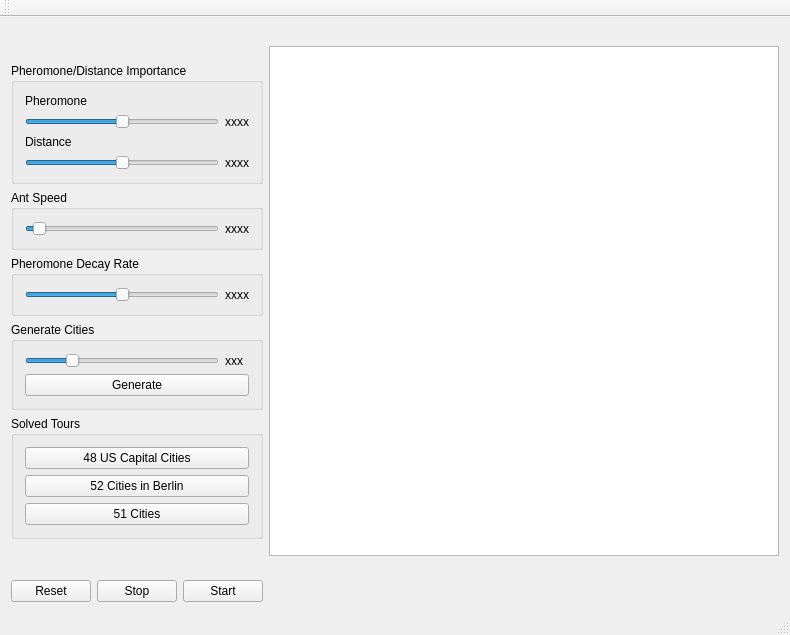
First picture: the form in mainwindow.ui, repository DrewMartin/TSP-ants, before the edit.
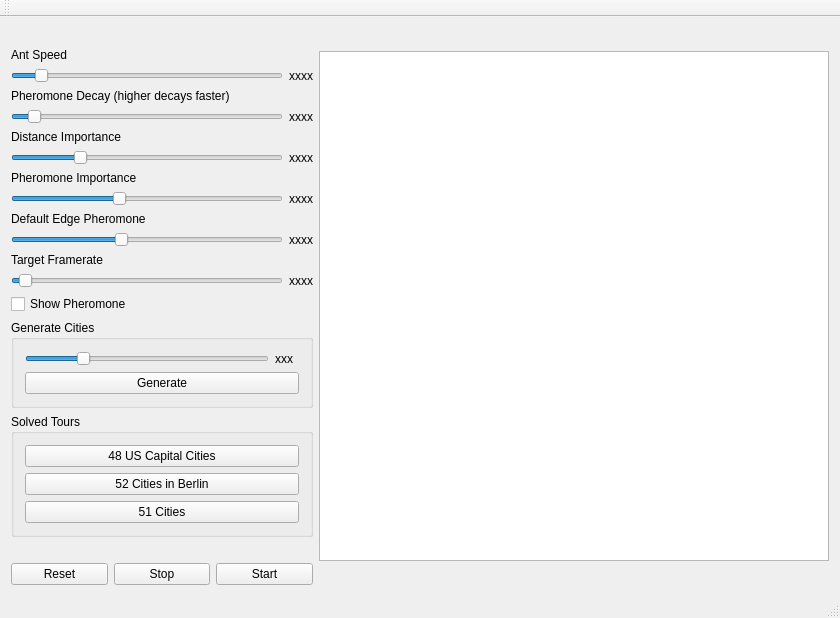
Second picture: the form after the edit. Custom widgets are drawn as their Qt base class.

Commit message:
Changed default distance/pheromone importance and configurations:
-Enabled/disable pheromone display
-Default pheromone configuration
-And speed shows infinity at max

Patch:
```diff
--- a/mainwindow.ui
+++ b/mainwindow.ui
@@ -6,16 +6,16 @@
    <rect>
     <x>0</x>
     <y>0</y>
-    <width>773</width>
-    <height>635</height>
+    <width>840</width>
+    <height>618</height>
    </rect>
   </property>
   <property name="windowTitle">
    <string>MainWindow</string>
   </property>
   <widget class="QWidget" name="centralWidget">
-   <layout class="QGridLayout" name="gridLayout_2">
-    <item row="0" column="0">
+   <layout class="QHBoxLayout" name="horizontalLayout_17">
+    <item>
      <layout class="QVBoxLayout" name="verticalLayout_3">
       <item>
        <spacer name="verticalSpacer_2">
@@ -31,105 +31,24 @@
        </spacer>
       </item>
       <item>
-       <widget class="QGroupBox" name="importanceGroup">
-        <property name="title">
-         <string>Pheromone/Distance Importance</string>
-        </property>
-        <layout class="QGridLayout" name="gridLayout">
-         <item row="0" column="0">
-          <widget class="QLabel" name="label">
+       <widget class="QLabel" name="label_5">
            <property name="text">
-            <string>Pheromone</string>
-           </property>
-          </widget>
-         </item>
-         <item row="1" column="0">
-          <widget class="QSlider" name="pheromoneImportanceSlider">
-           <property name="minimum">
-            <number>1</number>
-           </property>
-           <property name="value">
-            <number>50</number>
-           </property>
-           <property name="orientation">
-            <enum>Qt::Horizontal</enum>
-           </property>
-          </widget>
-         </item>
-         <item row="1" column="1">
-          <widget class="QLabel" name="pheromoneImportanceLabel">
-           <property name="sizePolicy">
-            <sizepolicy hsizetype="Minimum" vsizetype="Preferred">
-             <horstretch>0</horstretch>
-             <verstretch>0</verstretch>
-            </sizepolicy>
-           </property>
-           <property name="minimumSize">
-            <size>
-             <width>24</width>
-             <height>0</height>
-            </size>
-           </property>
-           <property name="text">
-            <string>xxxx</string>
-           </property>
-          </widget>
-         </item>
-         <item row="2" column="0">
-          <widget class="QLabel" name="label_3">
-           <property name="text">
-            <string>Distance</string>
-           </property>
-          </widget>
-         </item>
-         <item row="3" column="0">
-          <widget class="QSlider" name="distanceImportanceSlider">
-           <property name="minimum">
-            <number>1</number>
-           </property>
-           <property name="value">
-            <number>50</number>
-           </property>
-           <property name="orientation">
-            <enum>Qt::Horizontal</enum>
-           </property>
-          </widget>
-         </item>
-         <item row="3" column="1">
-          <widget class="QLabel" name="distanceImportanceLabel">
-           <property name="sizePolicy">
-            <sizepolicy hsizetype="Minimum" vsizetype="Preferred">
-             <horstretch>0</horstretch>
-             <verstretch>0</verstretch>
-            </sizepolicy>
-           </property>
-           <property name="minimumSize">
-            <size>
-             <width>24</width>
-             <height>0</height>
-            </size>
-           </property>
-           <property name="text">
-            <string>xxxx</string>
-           </property>
-          </widget>
-         </item>
-        </layout>
-       </widget>
-      </item>
-      <item>
-       <widget class="QGroupBox" name="groupBox">
-        <property name="title">
          <string>Ant Speed</string>
         </property>
-        <layout class="QHBoxLayout" name="horizontalLayout_4">
+       </widget>
+      </item>
+      <item>
+       <layout class="QHBoxLayout" name="horizontalLayout_9">
          <item>
           <widget class="QSlider" name="speedSlider">
            <property name="minimum">
             <number>1</number>
            </property>
+          <property name="maximum">
+           <number>101</number>
+          </property>
            <property name="value">
-            <number>5</number>
+           <number>10</number>
            </property>
            <property name="orientation">
             <enum>Qt::Horizontal</enum>
@@ -144,21 +63,23 @@
           </widget>
          </item>
         </layout>
-       </widget>
       </item>
       <item>
-       <widget class="QGroupBox" name="decayGroup">
-        <property name="title">
-         <string>Pheromone Decay Rate</string>
+       <widget class="QLabel" name="label_4">
+        <property name="text">
+         <string>Pheromone Decay (higher decays faster)</string>
         </property>
-        <layout class="QHBoxLayout" name="horizontalLayout_3">
+       </widget>
+      </item>
+      <item>
+       <layout class="QHBoxLayout" name="horizontalLayout_5">
          <item>
           <widget class="QSlider" name="decayRateSlider">
            <property name="minimum">
             <number>1</number>
            </property>
            <property name="value">
-            <number>50</number>
+           <number>7</number>
            </property>
            <property name="orientation">
             <enum>Qt::Horizontal</enum>
@@ -185,6 +106,193 @@
           </widget>
          </item>
         </layout>
+      </item>
+      <item>
+       <widget class="QLabel" name="label_3">
+        <property name="text">
+         <string>Distance Importance</string>
+        </property>
+       </widget>
+      </item>
+      <item>
+       <layout class="QHBoxLayout" name="horizontalLayout_10">
+        <item>
+         <widget class="QSlider" name="distanceImportanceSlider">
+          <property name="minimum">
+           <number>1</number>
+          </property>
+          <property name="maximum">
+           <number>100</number>
+          </property>
+          <property name="value">
+           <number>25</number>
+          </property>
+          <property name="orientation">
+           <enum>Qt::Horizontal</enum>
+          </property>
+         </widget>
+        </item>
+        <item>
+         <widget class="QLabel" name="distanceImportanceLabel">
+          <property name="sizePolicy">
+           <sizepolicy hsizetype="Minimum" vsizetype="Preferred">
+            <horstretch>0</horstretch>
+            <verstretch>0</verstretch>
+           </sizepolicy>
+          </property>
+          <property name="minimumSize">
+           <size>
+            <width>24</width>
+            <height>0</height>
+           </size>
+          </property>
+          <property name="text">
+           <string>xxxx</string>
+          </property>
+         </widget>
+        </item>
+       </layout>
+      </item>
+      <item>
+       <widget class="QLabel" name="label">
+        <property name="text">
+         <string>Pheromone Importance</string>
+        </property>
+       </widget>
+      </item>
+      <item>
+       <layout class="QHBoxLayout" name="horizontalLayout_6">
+        <item>
+         <widget class="QSlider" name="pheromoneImportanceSlider">
+          <property name="minimum">
+           <number>1</number>
+          </property>
+          <property name="maximum">
+           <number>100</number>
+          </property>
+          <property name="value">
+           <number>40</number>
+          </property>
+          <property name="orientation">
+           <enum>Qt::Horizontal</enum>
+          </property>
+         </widget>
+        </item>
+        <item>
+         <widget class="QLabel" name="pheromoneImportanceLabel">
+          <property name="sizePolicy">
+           <sizepolicy hsizetype="Minimum" vsizetype="Preferred">
+            <horstretch>0</horstretch>
+            <verstretch>0</verstretch>
+           </sizepolicy>
+          </property>
+          <property name="minimumSize">
+           <size>
+            <width>24</width>
+            <height>0</height>
+           </size>
+          </property>
+          <property name="text">
+           <string>xxxx</string>
+          </property>
+         </widget>
+        </item>
+       </layout>
+      </item>
+      <item>
+       <widget class="QLabel" name="label_2">
+        <property name="text">
+         <string>Default Edge Pheromone</string>
+        </property>
+       </widget>
+      </item>
+      <item>
+       <layout class="QHBoxLayout" name="horizontalLayout_8">
+        <item>
+         <widget class="QSlider" name="defaultPheromoneSlider">
+          <property name="maximum">
+           <number>200</number>
+          </property>
+          <property name="value">
+           <number>80</number>
+          </property>
+          <property name="orientation">
+           <enum>Qt::Horizontal</enum>
+          </property>
+         </widget>
+        </item>
+        <item>
+         <widget class="QLabel" name="defaultPheromoneLabel">
+          <property name="sizePolicy">
+           <sizepolicy hsizetype="Minimum" vsizetype="Preferred">
+            <horstretch>0</horstretch>
+            <verstretch>0</verstretch>
+           </sizepolicy>
+          </property>
+          <property name="minimumSize">
+           <size>
+            <width>24</width>
+            <height>0</height>
+           </size>
+          </property>
+          <property name="text">
+           <string>xxxx</string>
+          </property>
+         </widget>
+        </item>
+       </layout>
+      </item>
+      <item>
+       <widget class="QLabel" name="label_11">
+        <property name="text">
+         <string>Target Framerate</string>
+        </property>
+       </widget>
+      </item>
+      <item>
+       <layout class="QHBoxLayout" name="horizontalLayout_16">
+        <item>
+         <widget class="QSlider" name="framerateSlider">
+          <property name="minimum">
+           <number>1</number>
+          </property>
+          <property name="maximum">
+           <number>1000</number>
+          </property>
+          <property name="value">
+           <number>30</number>
+          </property>
+          <property name="orientation">
+           <enum>Qt::Horizontal</enum>
+          </property>
+         </widget>
+        </item>
+        <item>
+         <widget class="QLabel" name="framerateLabel">
+          <property name="sizePolicy">
+           <sizepolicy hsizetype="Minimum" vsizetype="Preferred">
+            <horstretch>0</horstretch>
+            <verstretch>0</verstretch>
+           </sizepolicy>
+          </property>
+          <property name="minimumSize">
+           <size>
+            <width>24</width>
+            <height>0</height>
+           </size>
+          </property>
+          <property name="text">
+           <string>xxxx</string>
+          </property>
+         </widget>
+        </item>
+       </layout>
+      </item>
+      <item>
+       <widget class="QCheckBox" name="showPheromoneCheckbox">
+        <property name="text">
+         <string>Show Pheromone</string>
+        </property>
        </widget>
       </item>
       <item>
@@ -288,9 +396,34 @@
         </property>
        </spacer>
       </item>
-     </layout>
-    </item>
-    <item row="0" column="1">
+      <item>
+       <layout class="QHBoxLayout" name="horizontalLayout_2">
+        <item>
+         <widget class="QPushButton" name="resetButton">
+          <property name="text">
+           <string>Reset</string>
+          </property>
+         </widget>
+        </item>
+        <item>
+         <widget class="QPushButton" name="stopButton">
+          <property name="text">
+           <string>Stop</string>
+          </property>
+         </widget>
+        </item>
+        <item>
+         <widget class="QPushButton" name="startButton">
+          <property name="text">
+           <string>Start</string>
+          </property>
+         </widget>
+        </item>
+       </layout>
+      </item>
+     </layout>
+    </item>
+    <item>
      <widget class="GraphicsView" name="graphicsView">
       <property name="sizePolicy">
        <sizepolicy hsizetype="Minimum" vsizetype="Minimum">
@@ -326,31 +459,6 @@
       </property>
      </widget>
     </item>
-    <item row="1" column="0">
-     <layout class="QHBoxLayout" name="horizontalLayout_2">
-      <item>
-       <widget class="QPushButton" name="resetButton">
-        <property name="text">
-         <string>Reset</string>
-        </property>
-       </widget>
-      </item>
-      <item>
-       <widget class="QPushButton" name="stopButton">
-        <property name="text">
-         <string>Stop</string>
-        </property>
-       </widget>
-      </item>
-      <item>
-       <widget class="QPushButton" name="startButton">
-        <property name="text">
-         <string>Start</string>
-        </property>
-       </widget>
-      </item>
-     </layout>
-    </item>
    </layout>
   </widget>
   <widget class="QMenuBar" name="menuBar">
```
Left out of the diff: 2 changed lines with no effect on the pictures. Lines whose indentation alone changed are shown as unchanged. The commit also changes 6 other files.
